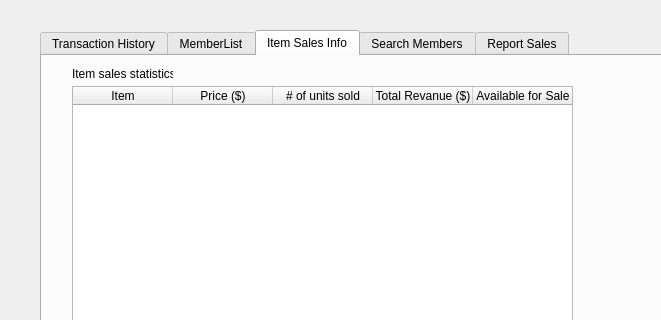
mulvaneya7/Bad-Badgers, file WarehouseIO/mainprogram.ui: the form before one commit; both pictures show x 0 to 661 and y 0 to 320 of the 826 by 564 pixel window.
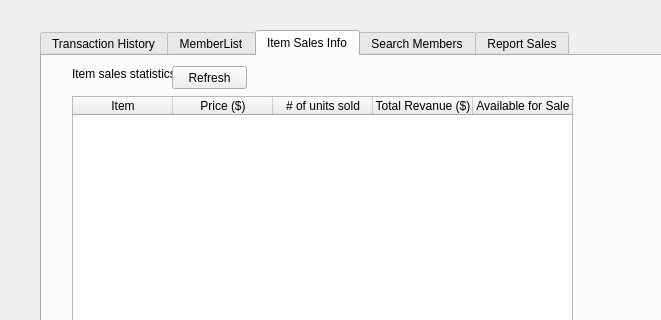
The form after the commit. The open tabs and pages were chosen to show the change.

```diff
--- a/WarehouseIO/mainprogram.ui
+++ b/WarehouseIO/mainprogram.ui
@@ -229,9 +229,9 @@
      <property name="geometry">
       <rect>
        <x>30</x>
-       <y>30</y>
+       <y>40</y>
        <width>501</width>
-       <height>421</height>
+       <height>411</height>
       </rect>
      </property>
      <column>
@@ -273,6 +273,19 @@
       <string>Item sales statistics</string>
      </property>
     </widget>
+    <widget class="QPushButton" name="RefreshItemSales">
+     <property name="geometry">
+      <rect>
+       <x>130</x>
+       <y>10</y>
+       <width>75</width>
+       <height>23</height>
+      </rect>
+     </property>
+     <property name="text">
+      <string>Refresh</string>
+     </property>
+    </widget>
    </widget>
    <widget class="QWidget" name="SearchMember">
     <attribute name="title">
```
Left out of the diff: 2 changed lines with no effect on the pictures.
